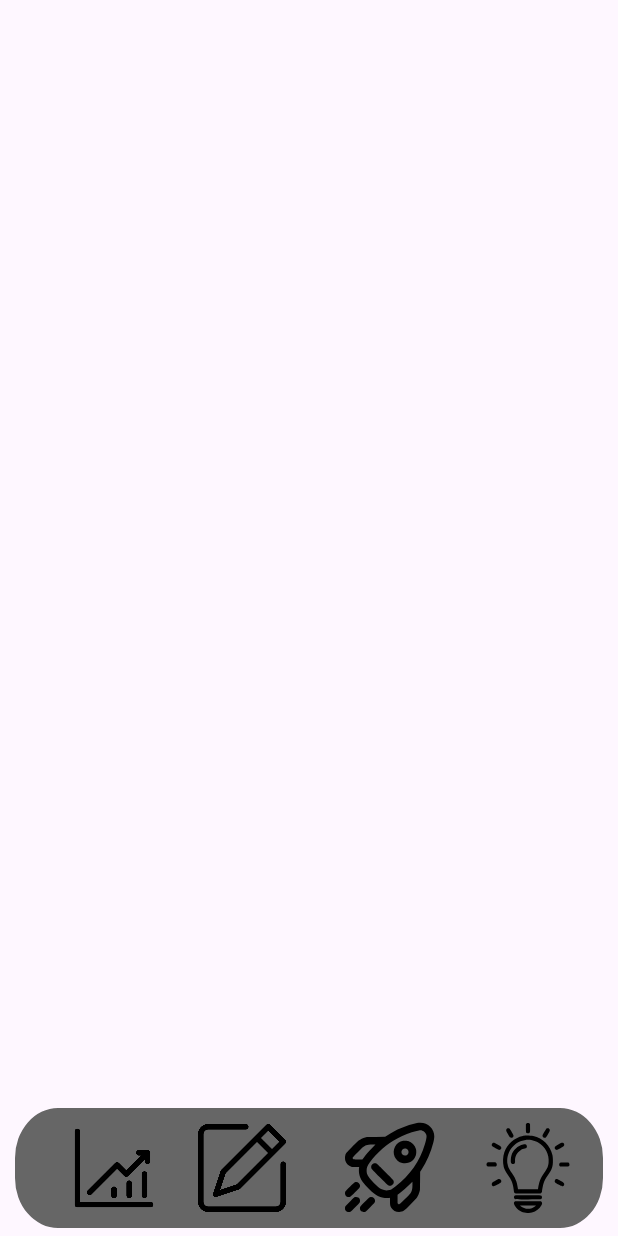
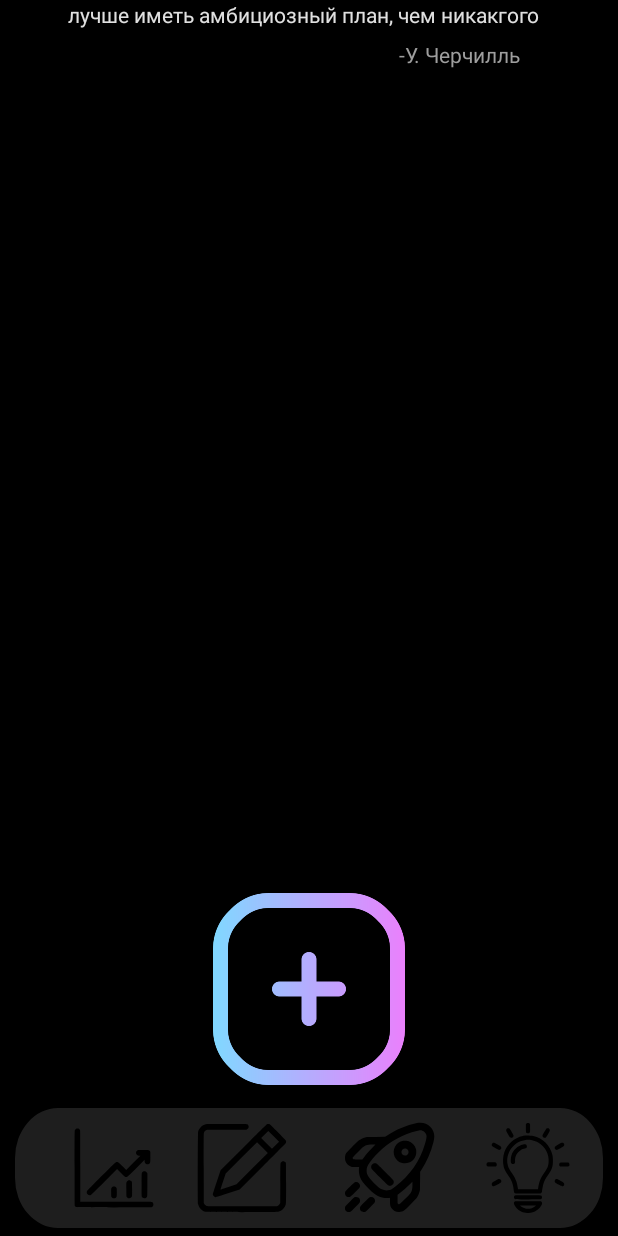
Before and after one commit to Skalebyr/BePerfect, an Android app: the screen it shows after launch (MainActivity), on a phone screen of 412 x 824 dp. Run offline under Robolectric (Android 15) with nearby library versions, the phone set to English and light mode, and no system bars.

Commit message:
main_menu V 1.0

```diff
--- /dev/null
+++ b/app/src/main/res/drawable/gradient_background.xml
@@ -0,0 +1,13 @@
+<?xml version="1.0" encoding="utf-8"?>
+<shape xmlns:android="http://schemas.android.com/apk/res/android"
+    android:shape="rectangle">
+
+    <!-- я хотел сделать градиент, но он выглядел не очень, в итоге оставил. вдруг передумаю потом -->
+    <gradient
+        android:startColor="@color/black"
+        android:endColor="@color/black"
+        android:angle="135"
+        android:type="linear"
+        android:dither="true"/>
+
+</shape>
--- /dev/null
+++ b/app/src/main/res/drawable/image_main.xml
@@ -0,0 +1,14 @@
+<vector xmlns:android="http://schemas.android.com/apk/res/android"
+    android:width="512dp"
+    android:height="512dp"
+    android:viewportWidth="512"
+    android:viewportHeight="512">
+  <path
+      android:pathData="M49.8,6.5c-20.6,5.1 -38.4,23.1 -43.3,43.7 -2.2,9.5 -2.2,402.1 0,411.6 4.9,20.9 22.8,38.8 43.7,43.7 9.5,2.2 402.1,2.2 411.6,-0 21,-5 38.8,-22.9 43.7,-44 1.3,-5.5 1.5,-22 1.3,-119.9 -0.3,-112.7 -0.3,-113.5 -2.4,-116.3 -2.5,-3.5 -9.8,-7.3 -13.9,-7.3 -4.7,-0 -11.7,4 -14,8 -2,3.4 -2,5.4 -2.5,116.5l-0.5,113 -2.2,4c-2.5,4.7 -7.4,9.5 -12.3,12.1 -3.4,1.8 -10.6,1.9 -201.5,2.2 -182.7,0.2 -198.3,0.1 -202.4,-1.4 -5.5,-2.1 -11.6,-7.5 -14.4,-12.8l-2.2,-4.1 -0.3,-198c-0.2,-182.7 -0.1,-198.3 1.4,-202.4 2.3,-6 7.9,-11.9 13.9,-14.7l5,-2.4 111.1,-0 111.1,-0 4.3,-2.3c5,-2.6 9,-9 9,-14.1 0,-4.2 -3.8,-11.5 -7.3,-14 -2.8,-2.1 -3.5,-2.1 -117,-2.3 -94.6,-0.1 -115.2,0.1 -119.9,1.2z"
+      android:fillColor="#000000"
+      android:strokeColor="#00000000"/>
+  <path
+      android:pathData="M397.5,6.9c-1.6,1 -61.6,60.6 -133.1,132.2l-130.2,130.4 -22.1,66.5c-12.2,36.6 -22.1,67.9 -22.1,69.6 0,1.6 1,5 2.2,7.4 2.5,5 8.9,9 14.2,9 1.7,-0 33,-9.9 69.6,-22.1l66.5,-22.1 130.8,-130.7c77,-76.8 131.5,-131.9 132.3,-133.8 1.8,-4.1 1.8,-9.5 0,-13.6 -1.8,-4.1 -90.2,-92.3 -93.9,-93.7 -4.4,-1.6 -10.9,-1.2 -14.2,0.9zM446.8,126.7l-20.3,20.3 -30.7,-30.7 -30.8,-30.8 20.2,-20.2 20.3,-20.3 30.7,30.7 30.8,30.8 -20.2,20.2zM314,259.5l-89,89 -45.7,15.2c-25.1,8.4 -45.8,15.1 -46,15 -0.1,-0.2 6.5,-20.8 14.8,-45.8l15.1,-45.4 89.2,-89.2 89.1,-89.3 30.7,30.7 30.8,30.8 -89,89z"
+      android:fillColor="#000000"
+      android:strokeColor="#00000000"/>
+</vector>
--- /dev/null
+++ b/app/src/main/res/drawable/image_statistic.xml
@@ -0,0 +1,26 @@
+<vector xmlns:android="http://schemas.android.com/apk/res/android"
+    android:width="512dp"
+    android:height="512dp"
+    android:viewportWidth="512"
+    android:viewportHeight="512">
+  <path
+      android:pathData="M39.2,34c-1.8,1.1 -4.1,3.4 -5.2,5.2 -2,3.3 -2,5.5 -2,216.8 0,211.3 0,213.5 2,216.8 1.1,1.8 3.4,4.1 5.2,5.2 3.3,2 5.5,2 216.8,2 211.3,-0 213.5,-0 216.8,-2 4.8,-3 7.2,-7.5 7.2,-14 0,-6.5 -2.4,-11 -7.2,-14 -3.3,-2 -5.5,-2 -206,-2l-202.8,-0 0,-202.8c0,-200.5 0,-202.7 -2,-206 -3,-4.8 -7.5,-7.2 -14,-7.2 -3.7,-0 -6.6,0.6 -8.8,2z"
+      android:fillColor="#000000"
+      android:strokeColor="#00000000"/>
+  <path
+      android:pathData="M390.4,154.4c-4.7,2.1 -8.4,7.5 -9,13.2 -1.2,10.6 6.9,18.4 19,18.4l6.1,-0 -40.5,40.5 -40.5,40.5 -21,-21c-25.1,-24.9 -28.1,-26.7 -38,-22.1 -5,2.4 -162.9,160.2 -164.5,164.4 -2.8,7.7 -0.1,15.7 6.9,20.4 3.7,2.5 10,3 14.8,1.3 1.6,-0.6 35.2,-33.5 76.3,-74.5l73.5,-73.5 21,21.1c11.6,11.6 22.2,21.7 23.7,22.5 3.2,1.7 9.5,1.8 13.5,0.4 1.5,-0.6 24.3,-22.6 50.6,-48.8l47.7,-47.7 0,6.1c0,8.2 3,14 9,17.1 5.4,2.9 9.4,2.9 15,-0 8.6,-4.4 8.5,-3.8 8.8,-38.1 0.3,-30 0.3,-30.2 -2,-33.5 -1.3,-1.9 -3.6,-4.4 -5.1,-5.5 -2.7,-2 -4.2,-2.1 -32.5,-2.3 -23.5,-0.2 -30.4,-0 -32.8,1.1z"
+      android:fillColor="#000000"
+      android:strokeColor="#00000000"/>
+  <path
+      android:pathData="M422,276.2c-2.4,1.3 -5.3,3.6 -6.4,5.1 -2.1,2.8 -2.1,4 -2.4,68.8 -0.3,73.7 -0.6,70.6 6.7,75.5 2.7,1.8 4.9,2.4 9.2,2.4 6.2,-0 10.5,-2.2 14.3,-7.3 2.1,-2.8 2.1,-3.7 2.4,-68.1l0.2,-65.2 -2.3,-4.4c-2.6,-5 -9,-9 -14.1,-9 -1.8,-0 -5.2,1 -7.6,2.2z"
+      android:fillColor="#000000"
+      android:strokeColor="#00000000"/>
+  <path
+      android:pathData="M335,328.2c-3.3,1.7 -5.1,3.5 -6.8,6.8 -2.2,4.5 -2.3,4.6 -2,43.7 0.3,37.9 0.4,39.2 2.4,42 3.7,5 8.1,7.3 14.2,7.3 6.8,-0 11.5,-2.7 14.3,-8.1 1.9,-3.8 2,-5.6 1.7,-43.9 -0.3,-38.4 -0.4,-40 -2.4,-42.7 -2.5,-3.5 -9.8,-7.3 -13.9,-7.3 -1.7,-0 -5.1,1 -7.5,2.2z"
+      android:fillColor="#000000"
+      android:strokeColor="#00000000"/>
+  <path
+      android:pathData="M248.2,362.7c-1.9,0.9 -4.4,3.2 -5.8,5.2 -2.4,3.5 -2.4,3.9 -2.4,26.6 0,21.2 0.2,23.3 2,26.3 3,4.8 7.5,7.2 14,7.2 6.5,-0 11,-2.4 14,-7.2 1.8,-3 2,-5.1 2,-26.3 0,-22.8 0,-23.1 -2.4,-26.6 -4.4,-6.5 -14.1,-8.8 -21.4,-5.2z"
+      android:fillColor="#000000"
+      android:strokeColor="#00000000"/>
+</vector>
--- a/app/src/main/res/drawable/navigation_fon.xml
+++ b/app/src/main/res/drawable/navigation_fon.xml
@@ -5,6 +5,6 @@
     android:viewportHeight="90">
 
   <path
-      android:fillColor="#666666"
+      android:fillColor="#1E1E1E"
       android:pathData="M37.5,0H474.5a37.5,37.5 0,0 1,37.5 37.5V52.5a37.5,37.5 0,0 1,-37.5 37.5H37.5a37.5,37.5 0,0 1,-37.5 -37.5V37.5A37.5,37.5 0,0 1,37.5 0z" />
 </vector>
--- a/app/src/main/res/layout/activity_main.xml
+++ b/app/src/main/res/layout/activity_main.xml
@@ -6,6 +6,9 @@
     android:layout_width="match_parent"
     android:layout_height="match_parent"
     tools:context=".MainActivity">
+
+
+
 
     <ImageView
         android:id="@+id/imageView"
@@ -79,5 +82,39 @@
         app:layout_constraintStart_toStartOf="parent"
         app:srcCompat="@drawable/image_statistic" />
 
+    <ImageButton
+        android:id="@+id/imageButton"
+        android:layout_width="128dp"
+        android:layout_height="128dp"
+        android:layout_marginBottom="15dp"
+        android:background="@android:color/transparent"
+        android:onClick="on_button_click"
+        android:scaleType="fitXY"
+        app:layout_constraintBottom_toTopOf="@+id/imageView"
+        app:layout_constraintEnd_toEndOf="parent"
+        app:layout_constraintStart_toStartOf="parent"
+        app:srcCompat="@drawable/image_plus" />
+
+    <TextView
+        android:id="@+id/fraze_text"
+        android:layout_width="321dp"
+        android:layout_height="21dp"
+        android:text="@string/start_fraze"
+        android:textColor="@color/main_text"
+        app:layout_constraintEnd_toEndOf="parent"
+        app:layout_constraintStart_toStartOf="parent"
+        tools:layout_editor_absoluteY="169dp" />
+
+    <TextView
+        android:id="@+id/fraze_name"
+        android:layout_width="wrap_content"
+        android:layout_height="wrap_content"
+        android:layout_marginTop="5dp"
+        android:layout_marginEnd="20dp"
+        android:text="@string/start_fraze_name"
+        android:textColor="@color/fraze_grew"
+        app:layout_constraintEnd_toEndOf="@+id/fraze_text"
+        app:layout_constraintTop_toBottomOf="@+id/fraze_text" />
+
 
 </androidx.constraintlayout.widget.ConstraintLayout>
--- a/app/src/main/res/values/colors.xml
+++ b/app/src/main/res/values/colors.xml
@@ -2,4 +2,8 @@
 <resources>
     <color name="black">#FF000000</color>
     <color name="white">#FFFFFFFF</color>
+    <color name="fraze_grew">#9E9E9E</color>
+    <color name="main_text">#E0E0E0</color>
+    <color name="background">#121212</color>
+    <color name="window">#FF121212</color>
 </resources>
--- a/app/src/main/res/values/strings.xml
+++ b/app/src/main/res/values/strings.xml
@@ -1,3 +1,6 @@
 <resources>
     <string name="app_name">BePerfect</string>
+    <string name="start_fraze">лучше иметь амбициозный план, чем никакгого</string>
+    <string name="start_fraze_name">-У. Черчилль</string>
+
 </resources>
--- a/app/src/main/res/values/themes.xml
+++ b/app/src/main/res/values/themes.xml
@@ -1,9 +1,17 @@
 <resources xmlns:tools="http://schemas.android.com/tools">
-    <!-- Base application theme. -->
+
     <style name="Base.Theme.BePerfect" parent="Theme.Material3.DayNight.NoActionBar">
-        <!-- Customize your light theme here. -->
-        <!-- <item name="colorPrimary">@color/my_light_primary</item> -->
+
+        <item name="android:windowBackground">@drawable/gradient_background</item>
+
+        <item name="android:statusBarColor">@android:color/transparent</item>
+        <item name="android:navigationBarColor">@android:color/transparent</item>
+        <item name="android:colorBackground">@color/background</item>
+
+
     </style>
 
     <style name="Theme.BePerfect" parent="Base.Theme.BePerfect" />
+
+
 </resources>
```
Also changed, not shown: app/src/main/java/com/example/beperfect/MainActivity.java (+60 -1 lines), app/src/main/res/layout/window_create_task.xml (added, +68 -0 lines), app/src/main/res/drawable/image_main.png (deleted), app/src/main/res/drawable/image_plus.png (added), app/src/main/res/drawable/image_statistic.png (deleted).
